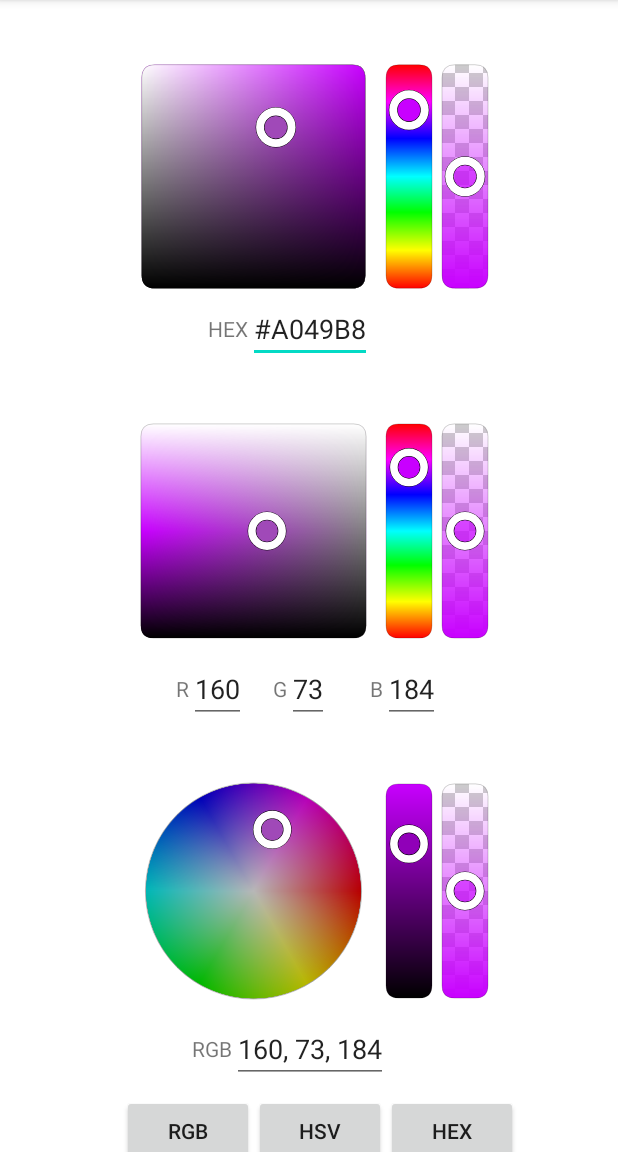
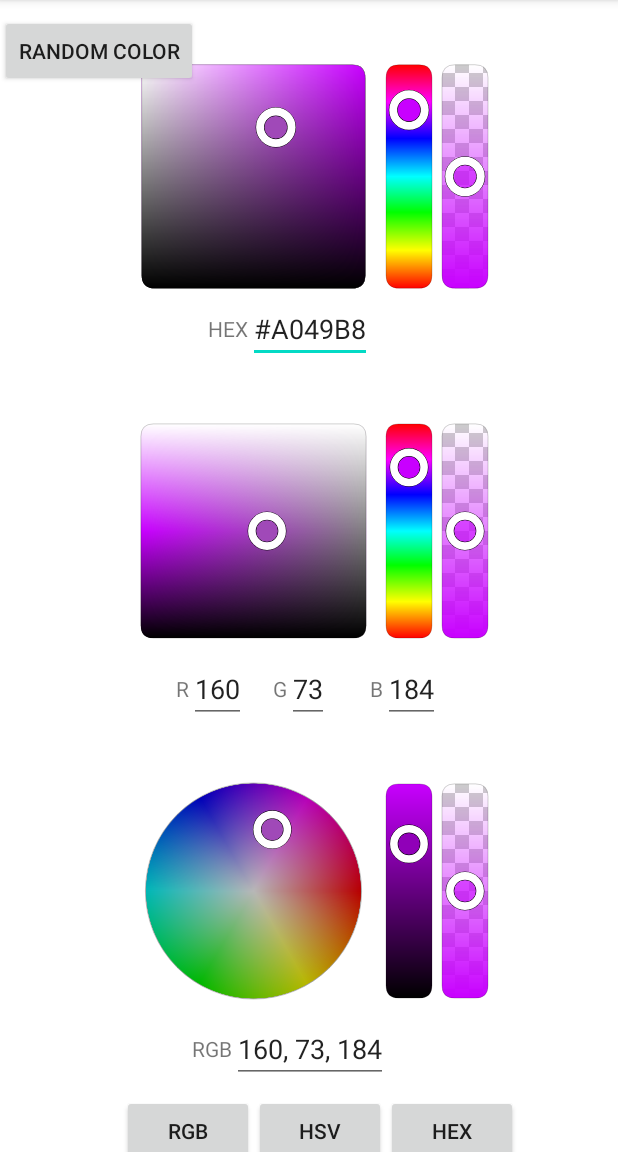
Before and after one commit to slaviboy/ColorPickerKotlin, an Android app: the screen it shows after launch (MainActivity), after a tap on "RGB", on a phone screen of 412 x 824 dp, the part 84-1236 px from its top. Run offline under Robolectric (Android 15) with nearby library versions, the phone set to English and light mode, and no system bars.

Commit message:
Update all elements TextViews and ColorWindows when the color from the ColorConverter.kt is changed.

```diff
--- a/app/src/main/java/com/slaviboy/colorpickerkotlinexample/MainActivity.kt
+++ b/app/src/main/java/com/slaviboy/colorpickerkotlinexample/MainActivity.kt
@@ -2,6 +2,7 @@ package com.slaviboy.colorpickerkotlinexample
 
 import android.app.Activity
 import android.os.Bundle
+import android.util.Log
 import android.view.View
 import android.widget.EditText
 import android.widget.TextView
@@ -19,6 +20,7 @@ class MainActivity : AppCompatActivity() {
     lateinit var textViewChangeType: EditText
     lateinit var labelViewChangeType: TextView
     lateinit var updater: Updater
+    lateinit var colorConverter: ColorConverter
 
     override fun onCreate(savedInstanceState: Bundle?) {
         super.onCreate(savedInstanceState)
@@ -35,7 +37,7 @@ class MainActivity : AppCompatActivity() {
         val circularHSV: CircularHSV = findViewById(R.id.picker3)
 
         // create color convert, that will convert from one color model to another
-        val colorConverter = ColorConverter(160, 73, 184, 50)
+        colorConverter = ColorConverter(160, 73, 184, 50)
 
         // create updater object, that will update all color window and text views
         updater = Updater(colorConverter)
@@ -74,7 +76,7 @@ class MainActivity : AppCompatActivity() {
      * Change the text view type, by changing the tag and updating
      * the it in the updater class.
      */
-    fun onButtonClick(view: View) {
+    fun onUpdateModelTypeClick(view: View) {
         if (::textViewChangeType.isInitialized) {
             val tagString = (view as TextView).text.toString()
             textViewChangeType.tag = tagString
@@ -82,6 +84,20 @@ class MainActivity : AppCompatActivity() {
             val type = Updater.getType(textViewChangeType.tag.toString())
             updater.updateTextViewTag(textViewChangeType, type)
         }
+    }
+
+    /**
+     * Generate new random color
+     */
+    fun onGenerateRandomColor(view: View) {
+        val range = 0..255
+        val r = range.random()
+        val g = range.random()
+        val b = range.random()
+        colorConverter.setRGBA(r, g, b, (1..100).random())
+        updater.updateViews()
+
+        Log.i("color-picker", "$r, $g, $b")
     }
 
     /**
--- a/app/src/main/res/layout/activity_main.xml
+++ b/app/src/main/res/layout/activity_main.xml
@@ -39,7 +39,7 @@
         android:layout_width="wrap_content"
         android:layout_height="wrap_content"
         android:layout_marginTop="10dp"
-        android:onClick="onButtonClick"
+        android:onClick="onUpdateModelTypeClick"
         android:text="RGB"
         app:layout_constraintLeft_toLeftOf="@+id/picker3"
         app:layout_constraintTop_toBottomOf="@+id/picker3" />
@@ -49,7 +49,7 @@
         android:layout_width="wrap_content"
         android:layout_height="wrap_content"
         android:layout_marginTop="10dp"
-        android:onClick="onButtonClick"
+        android:onClick="onUpdateModelTypeClick"
         android:text="HSV"
         app:layout_constraintLeft_toRightOf="@+id/rgb_button"
         app:layout_constraintTop_toBottomOf="@+id/picker3" />
@@ -59,9 +59,19 @@
         android:layout_width="wrap_content"
         android:layout_height="wrap_content"
         android:layout_marginTop="10dp"
-        android:onClick="onButtonClick"
+        android:onClick="onUpdateModelTypeClick"
         android:text="HEX"
         app:layout_constraintLeft_toRightOf="@+id/hsv_button"
         app:layout_constraintTop_toBottomOf="@+id/picker3" />
 
+    <androidx.appcompat.widget.AppCompatButton
+        android:id="@+id/random_color"
+        android:layout_width="wrap_content"
+        android:layout_height="wrap_content"
+        android:layout_marginTop="10dp"
+        android:onClick="onGenerateRandomColor"
+        android:text="Random Color"
+        app:layout_constraintLeft_toLeftOf="parent"
+        app:layout_constraintTop_toTopOf="parent" />
+
 </androidx.constraintlayout.widget.ConstraintLayout>
--- a/colorpicker/src/main/java/com/slaviboy/colorpicker/Updater.kt
+++ b/colorpicker/src/main/java/com/slaviboy/colorpicker/Updater.kt
@@ -633,7 +633,7 @@ class Updater(
     /**
      * Update text view value using the color converter to get the value for the
      * corresponding text view type.
-     * @param textView
+     * @param textView text view that will be updated
      */
     private fun updateTextView(textView: TextView) {
 
@@ -784,8 +784,7 @@ class Updater(
      */
     private fun checkTextView(textView: TextView) {
         val type = textViews[textView]!!
-        val isValueUpdated: Boolean
-        isValueUpdated = if (type == TYPE_HEX) {
+        val isValueUpdated: Boolean = if (type == TYPE_HEX) {
             // hex expected
             checkHEX(textView)
         } else if (type == TYPE_RGB || type == TYPE_RGBA || type == TYPE_HSV || type == TYPE_HSL || type == TYPE_CMYK) {
@@ -814,6 +813,22 @@ class Updater(
                 onUpdateListener.onTextViewUpdate(textView)
             }
         }
+    }
+
+    /**
+     * Update all color windows and text views
+     */
+    fun updateViews() {
+
+        // update and redraw all color windows
+        for (i in colorWindows.indices) {
+            val tempWindow = colorWindows[i]
+            tempWindow.update()
+            tempWindow.redraw()
+        }
+
+        // update other text views
+        updateTextViews()
     }
 
     /**
```
Also changed, not shown: colorpicker/src/main/java/com/slaviboy/colorpicker/converter/ColorConverter.kt (+16 -1 lines).
